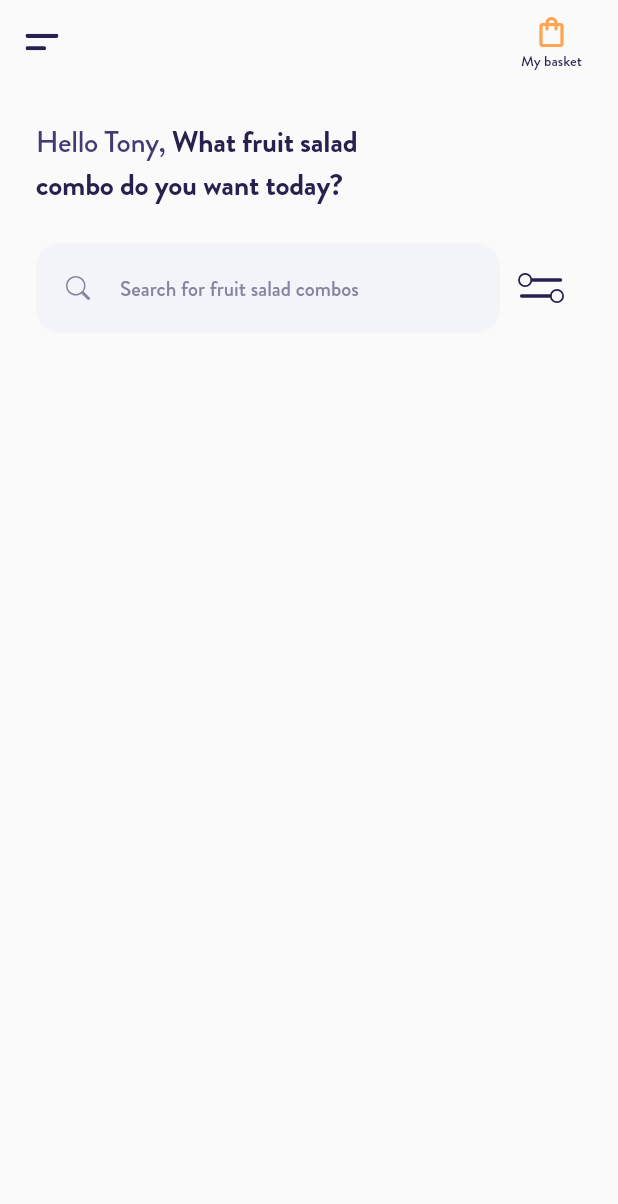
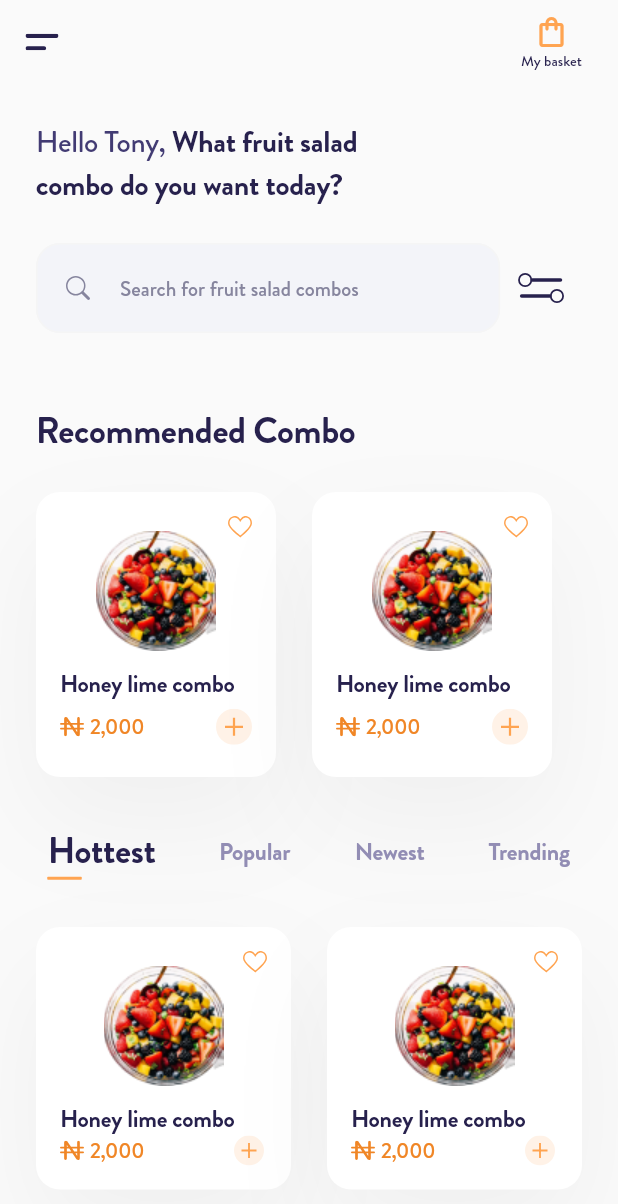
Before and after one commit to Sanjarbek17/e-commerce-mobile-app, a Flutter app: the HomeScreen screen opened by its route, on a phone screen of 412 x 824 dp. Shown: the top 1204 px of the screen. Run offline on Flutter 3.47's test engine with Material 2 defaults, Android fonts, the phone set to English and light mode, and no system bars; our stand-ins replace flutter_svg.

Commit message:
home screen is done

```diff
--- a/lib/screens/home_screen.dart
+++ b/lib/screens/home_screen.dart
@@ -2,6 +2,9 @@
 
 import 'package:flutter/material.dart';
 import 'package:flutter_svg/svg.dart';
+
+import '../widgets/list_of_cards.dart';
+import '../widgets/topic_row.dart';
 
 class HomeScreen extends StatelessWidget {
   const HomeScreen({super.key});
@@ -37,6 +40,7 @@ class HomeScreen extends StatelessWidget {
         ],
       ),
       body: Column(
+        crossAxisAlignment: CrossAxisAlignment.start,
         children: [
           Padding(
             padding: const EdgeInsets.all(24.0),
@@ -95,6 +99,26 @@ class HomeScreen extends StatelessWidget {
               ],
             ),
           ),
+          Padding(
+            padding: const EdgeInsets.all(24.0),
+            child: Text('Recommended Combo', style: TextStyle(color: Color(0xFF27214D), fontSize: 24, fontFamily: 'Brandon Grotesque', fontWeight: FontWeight.w500, letterSpacing: -0.24)),
+          ),
+          ListOfCards(
+            width: 160,
+            height: 190,
+            imgWidth: 180,
+            imgHeight: 100,
+          ),
+          Padding(
+            padding: const EdgeInsets.all(24.0),
+            child: TopicRow(),
+          ),
+          ListOfCards(
+            width: 170,
+            height: 175,
+            imgWidth: 180,
+            imgHeight: 100,
+          ),
         ],
       ),
     );
--- /dev/null
+++ b/lib/widgets/list_of_cards.dart
@@ -0,0 +1,33 @@
+import 'package:e_commerce_mobile_app/widgets/product_card.dart';
+import 'package:flutter/material.dart';
+
+class ListOfCards extends StatelessWidget {
+  final double width;
+  final double height;
+  final double imgWidth;
+  final double imgHeight;
+  const ListOfCards({
+    super.key,
+    required this.width,
+    required this.imgWidth,
+    required this.imgHeight,
+    required this.height,
+  });
+
+  @override
+  Widget build(BuildContext context) {
+    return SizedBox(
+      width: MediaQuery.sizeOf(context).width,
+      height: height,
+      child: ListView(
+        scrollDirection: Axis.horizontal,
+        shrinkWrap: true,
+        padding: const EdgeInsets.only(left: 24, right: 24),
+        children: [
+          ProductCard(imgHeight: imgHeight, imgWidth: imgHeight, width: width),
+          ProductCard(imgHeight: imgHeight, imgWidth: imgHeight, width: width),
+        ],
+      ),
+    );
+  }
+}
--- /dev/null
+++ b/lib/widgets/product_card.dart
@@ -0,0 +1,108 @@
+import 'package:flutter/material.dart';
+import 'package:flutter_svg/svg.dart';
+
+class ProductCard extends StatelessWidget {
+  final double width;
+  final double imgWidth;
+  final double imgHeight;
+  const ProductCard({
+    super.key, required this.width, required this.imgWidth, required this.imgHeight,
+  });
+
+  @override
+  Widget build(BuildContext context) {
+    return Container(
+      width: width,
+      // height: 83,
+      padding: const EdgeInsets.all(16.0),
+      margin: const EdgeInsets.only(right: 24.0),
+      decoration: ShapeDecoration(
+        color: Colors.white,
+        shape: RoundedRectangleBorder(
+          borderRadius: BorderRadius.circular(16),
+        ),
+        shadows: const [
+          BoxShadow(
+            color: Color(0x0C202020),
+            blurRadius: 60,
+            offset: Offset(0, 30),
+            spreadRadius: 0,
+          )
+        ],
+      ),
+      child: Column(
+        crossAxisAlignment: CrossAxisAlignment.start,
+        children: [
+          Row(
+            children: [
+              Expanded(
+                child: Stack(
+                  fit: StackFit.passthrough,
+                  alignment: Alignment.topRight,
+                  children: [
+                    Image.asset(
+                      'assets/images/salad.png',
+                      width: imgWidth,
+                      height: imgHeight,
+                    ),
+                    Positioned(
+                      right: 0,
+                      child: InkWell(
+                        onTap: () {},
+                        child: SvgPicture.asset('assets/svg/heart.svg'),
+                      ),
+                    ),
+                  ],
+                ),
+              ),
+            ],
+          ),
+          // SizedBox(height: 16),
+          const Text(
+            'Honey lime combo',
+            style: TextStyle(
+              color: Color(0xFF27214D),
+              fontSize: 16,
+              fontFamily: 'Brandon Grotesque',
+              fontWeight: FontWeight.w500,
+              letterSpacing: -0.16,
+            ),
+          ),
+          Expanded(
+            flex: 3,
+            child: Row(
+              mainAxisAlignment: MainAxisAlignment.spaceBetween,
+              children: [
+                Row(
+                  mainAxisSize: MainAxisSize.min,
+                  children: [
+                    SvgPicture.asset('assets/svg/none.svg'),
+                    const SizedBox(width: 4),
+                    const Text(
+                      '2,000',
+                      style: TextStyle(
+                        color: Color(0xFFF08626),
+                        fontSize: 14,
+                        fontFamily: 'Brandon Grotesque',
+                        fontWeight: FontWeight.w400,
+                        letterSpacing: -0.14,
+                      ),
+                    ),
+                  ],
+                ),
+                InkWell(
+                  onTap: () {},
+                  child: SvgPicture.asset(
+                    'assets/svg/plus.svg',
+                    height: 24,
+                    width: 24,
+                  ),
+                ),
+              ],
+            ),
+          )
+        ],
+      ),
+    );
+  }
+}
--- /dev/null
+++ b/lib/widgets/topic_row.dart
@@ -0,0 +1,66 @@
+
+import 'package:flutter/material.dart';
+
+class TopicRow extends StatelessWidget {
+  const TopicRow({
+    super.key,
+  });
+
+  @override
+  Widget build(BuildContext context) {
+    return const Row(
+      mainAxisAlignment: MainAxisAlignment.spaceBetween,
+      children: <TopicButton>[
+        TopicButton(text: 'Hottest', isActive: true),
+        TopicButton(text: 'Popular', isActive: false),
+        TopicButton(text: 'Newest', isActive: false),
+        TopicButton(text: 'Trending', isActive: false),
+      ],
+    );
+  }
+}
+
+class TopicButton extends StatelessWidget {
+  final String text;
+  final bool isActive;
+  final VoidCallback? onPressed;
+  const TopicButton({
+    super.key,
+    required this.text,
+    this.isActive = false,
+    this.onPressed,
+  });
+
+  @override
+  Widget build(BuildContext context) {
+    return TextButton(
+      onPressed: () {},
+      child: Column(
+        crossAxisAlignment: CrossAxisAlignment.start,
+        children: [
+          !isActive
+              ? Text(
+                  text,
+                  textAlign: TextAlign.center,
+                  style: TextStyle(color: Color(0xFF928DB4), fontSize: 16, fontFamily: 'Brandon Grotesque', fontWeight: FontWeight.w500, letterSpacing: -0.16),
+                )
+              : Text(
+                  text,
+                  style: TextStyle(color: Color(0xFF27214D), fontSize: 24, fontFamily: 'Brandon Grotesque', fontWeight: FontWeight.w500, letterSpacing: -0.24),
+                ),
+          SizedBox(height: 1),
+          isActive
+              ? Container(
+                  width: 22,
+                  decoration: ShapeDecoration(
+                    shape: RoundedRectangleBorder(
+                      side: BorderSide(width: 1, strokeAlign: BorderSide.strokeAlignCenter, color: Color(0xFFFFA451)),
+                    ),
+                  ),
+                )
+              : Container(),
+        ],
+      ),
+    );
+  }
+}
```
Also changed, not shown: assets/images/Best-Ever-Tropical-Fruit-Salad8-WIDE-removebg-preview 1.png (added), assets/images/Honey-Lime-Peach-Fruit-Salad-3-725x725-1-removebg-preview 1.png (added), assets/images/breakfast-quinoa-and-red-fruit-salad-134061-1-removebg-preview 1.png (added), assets/images/salad.png (added), assets/svg/heart.svg (added), assets/svg/none.svg (added), assets/svg/plus.svg (added).
